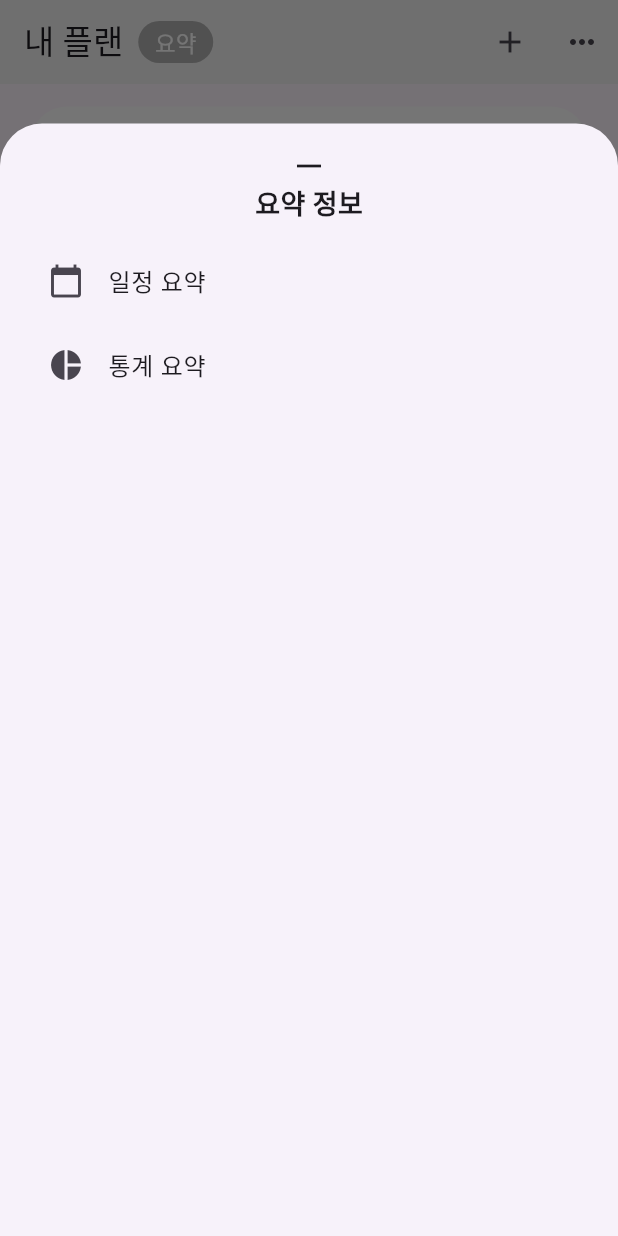
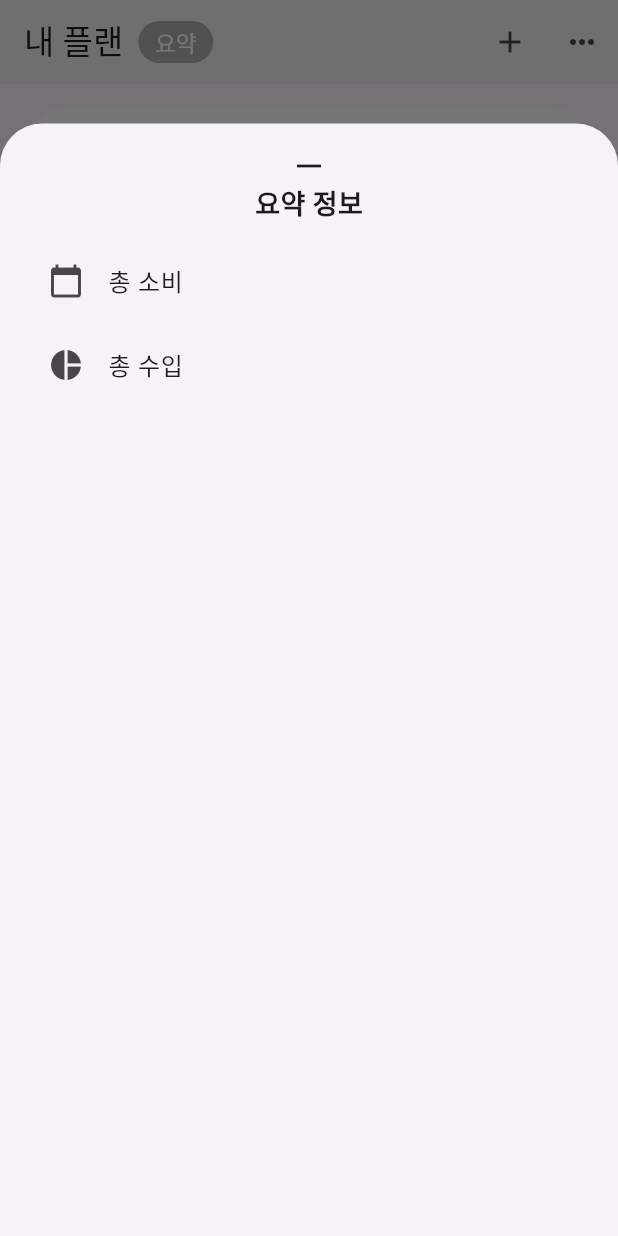
Before and after one commit to flutter-fantastic-crew/nangkong, a Flutter app: the screen it shows after launch, after a tap on "요약", on a phone screen of 412 x 824 dp. Run offline on Flutter 3.47's test engine with Material 3 defaults, Android fonts, the phone set to English and light mode, and no system bars.

Commit message:
문구수정

```diff
--- a/lib/widget/summary_bottom_sheet_widget.dart
+++ b/lib/widget/summary_bottom_sheet_widget.dart
@@ -41,7 +41,7 @@ class SummaryBottomSheetWidget {
           SizedBox(height: 10),
           ListTile(
             leading: Icon(Icons.calendar_today),
-            title: Text('일정 요약'),
+            title: Text('총 소비'),
             onTap: () {
               // 일정 요약 로직을 추가할 수 있습니다.
               Navigator.pop(context);
@@ -49,7 +49,7 @@ class SummaryBottomSheetWidget {
           ),
           ListTile(
             leading: Icon(Icons.pie_chart),
-            title: Text('통계 요약'),
+            title: Text('총 수입'),
             onTap: () {
               // 통계 요약 로직을 추가할 수 있습니다.
               Navigator.pop(context);
```
